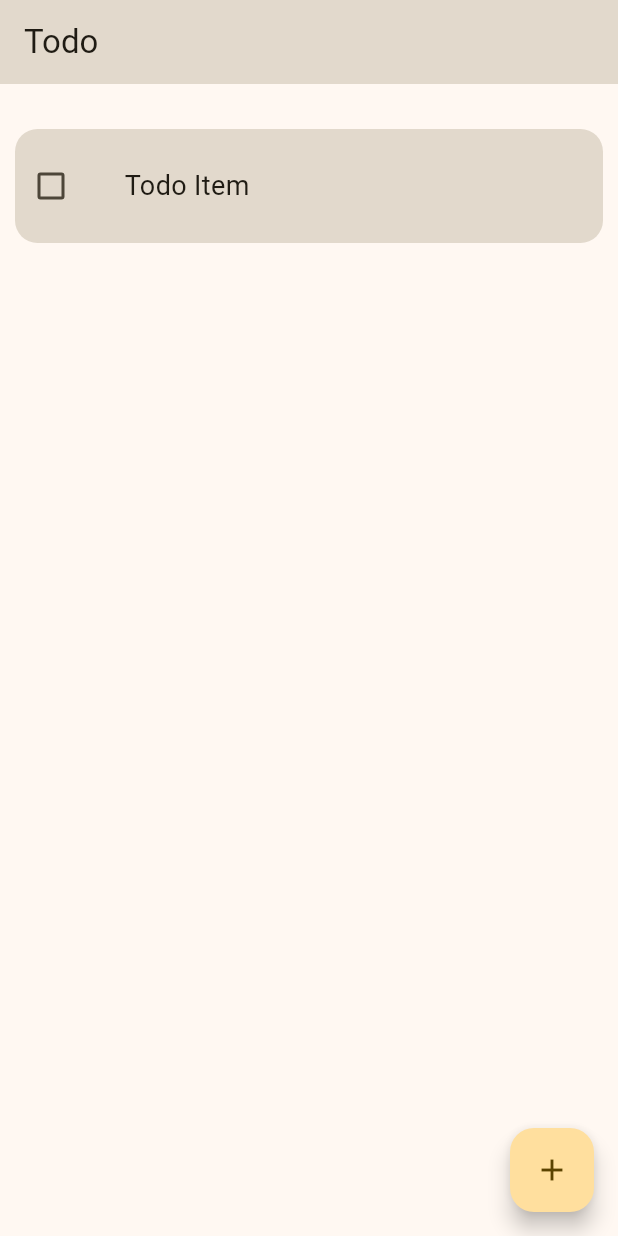
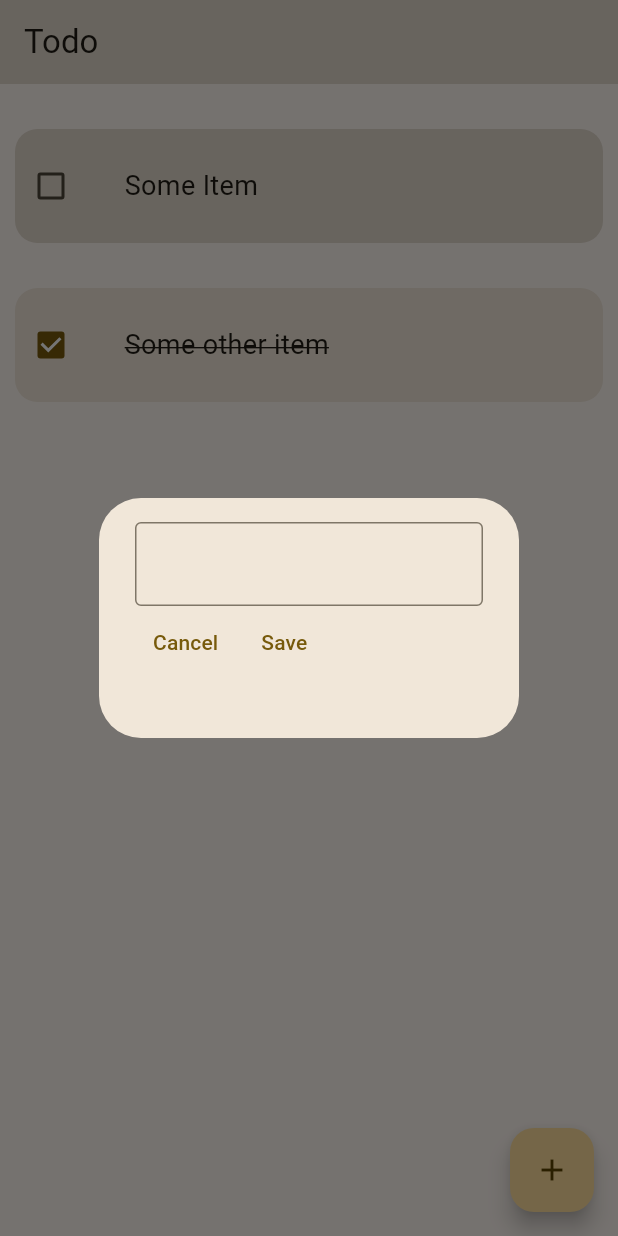
Before and after one commit to Zadigo/myscores, a Flutter app: the screen it shows after launch, after a tap on the "add" icon, on a phone screen of 412 x 824 dp. Run offline on Flutter 3.47's test engine with Material 3 defaults, Android fonts, the phone set to English and light mode, and no system bars.

Commit message:
Refactor page

```diff
--- a/simplescoring/lib/pages/home_page.dart
+++ b/simplescoring/lib/pages/home_page.dart
@@ -1,4 +1,5 @@
 import 'package:flutter/material.dart';
+import 'package:simplescoring/utils/create_dialog.dart';
 import 'package:simplescoring/utils/todo_tile.dart';
 
 class HomePage extends StatefulWidget {
@@ -9,9 +10,45 @@ class HomePage extends StatefulWidget {
 }
 
 class _HomePageState extends State<HomePage> {
+  // Items
+  List todos = [
+    ['Some Item', false],
+    ['Some other item', true]
+  ];
+
+  void toggleState(bool? value, int index) {
+    setState(() {
+      todos[index][1] = !todos[index][1];
+    });
+  }
+
+  void createItem(String name) {
+    setState(() {
+      todos.add([name, false]);
+    });
+  }
+
+  TextEditingController controller = TextEditingController();
 
   void addTodo() {
-
+    showDialog(
+      context: context,
+      builder: (context) {
+        return AlertDialog(
+          content: CreateDialog(
+            controller: controller,
+            onSave: () {},
+            // onSave: () {
+            //   createItem(controller.text);
+            //   Navigator.pop(context);
+            // },
+          ),
+        );
+      }
+    );
+    // setState(() {
+    //   todos.add(['Wait a minute', false]);
+    // });
   }
 
   @override
@@ -30,12 +67,17 @@ class _HomePageState extends State<HomePage> {
           onPressed: addTodo,
           child: Icon(Icons.add),
         ),
-        body: ListView(
-          children: [
-            TodoTile()
-          ],
+        body: ListView.builder(
+          itemCount: todos.length,
+          itemBuilder:(context, index) {
+            return TodoTile(
+              taskName: todos[index][0],
+              taskCompleted: todos[index][1],
+              onChanged: (value) => toggleState(value, index)
+            );
+          },
         )
-      ),
+      )
     );
   }
 }
--- /dev/null
+++ b/simplescoring/lib/utils/create_dialog.dart
@@ -0,0 +1,33 @@
+import 'package:flutter/material.dart';
+import 'package:simplescoring/utils/dialog_button.dart';
+
+class CreateDialog extends StatelessWidget {
+  final TextEditingController controller;
+  final void Function() onSave;
+
+  const CreateDialog({
+    super.key,
+    required this.controller,
+    required this.onSave,
+  });
+
+  @override
+  Widget build(BuildContext context) {
+    return SizedBox(
+      height: 120,
+      child: Column(
+        children: [
+          TextField(
+            controller: controller,
+            decoration: InputDecoration(border: OutlineInputBorder()),
+          ),
+          Row(children: [
+            DialogButton(title: "Cancel", onPressed: () => Navigator.pop(context),),
+            DialogButton(title: "Save", onPressed: onSave,)
+          ],
+        ),
+        ],
+      ),
+    );
+  }
+}
--- /dev/null
+++ b/simplescoring/lib/utils/dialog_button.dart
@@ -0,0 +1,20 @@
+import 'package:flutter/material.dart';
+
+class DialogButton extends StatelessWidget {
+  final String title;
+  final VoidCallback onPressed;
+
+  const DialogButton({
+    super.key,
+    required this.title,
+    required this.onPressed,
+  });
+
+  @override
+  Widget build(BuildContext context) {
+    return TextButton(
+      onPressed: onPressed,
+      child: Text(title)
+    );
+  }
+}
--- a/simplescoring/lib/utils/todo_tile.dart
+++ b/simplescoring/lib/utils/todo_tile.dart
@@ -1,13 +1,16 @@
 import 'package:flutter/material.dart';
 
 class TodoTile extends StatelessWidget {
-  const TodoTile({super.key});
+  final String taskName;
+  final bool taskCompleted;
+  final Function(bool?)? onChanged;
 
-  final bool isChecked = false;
-
-  void selectCheckBox(bool? value) {
-
-  }
+  const TodoTile({
+    super.key,
+    required this.taskName,
+    required this.taskCompleted,
+    required this.onChanged
+  });
 
   @override
   Widget build(BuildContext context) {
@@ -15,24 +18,26 @@ class TodoTile extends StatelessWidget {
     final ColorScheme colorScheme = theme.colorScheme;
 
     return Padding(
-      padding: const EdgeInsets.only(top: 30, left: 10, right: 10, bottom: 30),
+      padding: const EdgeInsets.only(top: 30, left: 10, right: 10),
       child: Container(
         decoration: BoxDecoration(
-          color: colorScheme.surfaceDim,
-          borderRadius: BorderRadius.circular(15)
+          color: taskCompleted
+              ? colorScheme.surfaceContainerHigh
+              : colorScheme.surfaceDim,
+          borderRadius: BorderRadius.circular(15),
         ),
         child: Row(
           children: [
-            Checkbox(
-              value: isChecked,
-              onChanged: selectCheckBox
-            ),
+            Checkbox(value: taskCompleted, onChanged: onChanged),
             Padding(
               padding: const EdgeInsets.all(25.0),
-              child: const Text(
-                "Todo Item",
+              child: Text(
+                taskName,
                 style: TextStyle(
-                  fontSize: 18
+                  fontSize: 18,
+                  decoration: taskCompleted
+                      ? TextDecoration.lineThrough
+                      : TextDecoration.none,
                 ),
               ),
             ),
```
